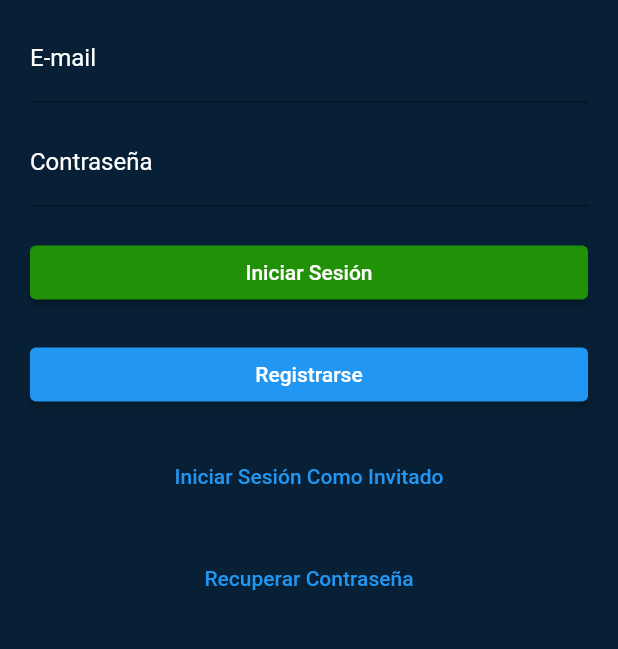
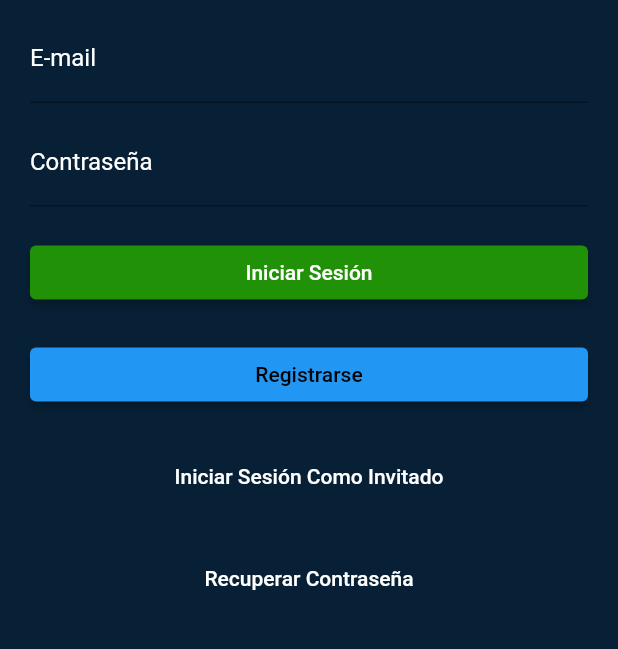
Before and after one commit to benjamcmanus/Autosmart-App, a Flutter app: the screen it shows after launch, on a phone screen of 412 x 824 dp, the part 362-1011 px from its top. Run offline on Flutter 3.47's test engine with Material 2 defaults, Android fonts, the phone set to English and light mode, and no system bars; our stand-ins replace fluttertoast, shared_preferences.

Commit message:
Color de textos en botones

```diff
--- a/lib/src/login.dart
+++ b/lib/src/login.dart
@@ -180,7 +180,8 @@ class _LoginPageState extends State<LoginPage> {
                 backgroundColor: MaterialStateProperty.all(
                     const Color.fromARGB(255, 33, 146, 7)),
               ),
-              child: const Text('Iniciar Sesión'),
+              child: const Text('Iniciar Sesión',
+                  style: TextStyle(color: Colors.white)),
             ),
             // Botón Registrarse
             const SizedBox(height: 20.0),
@@ -192,7 +193,7 @@ class _LoginPageState extends State<LoginPage> {
                 );
               },
               child: const Text('Registrarse',
-                  style: TextStyle(color: Colors.white)),
+                  style: TextStyle(color: Colors.black)),
             ),
 
             // Botón Login como invitado
@@ -204,7 +205,8 @@ class _LoginPageState extends State<LoginPage> {
                   MaterialPageRoute(builder: (context) => const BlankApp()),
                 );
               },
-              child: const Text('Iniciar Sesión Como Invitado'),
+              child: const Text('Iniciar Sesión Como Invitado',
+                  style: TextStyle(color: Colors.white)),
             ),
 
             // Botón Recuperar Contraseña
@@ -217,7 +219,8 @@ class _LoginPageState extends State<LoginPage> {
                       builder: (context) => const RecoverUserApp()),
                 );
               },
-              child: const Text('Recuperar Contraseña'),
+              child: const Text('Recuperar Contraseña',
+                  style: TextStyle(color: Colors.white)),
             ),
           ],
         ),
```
